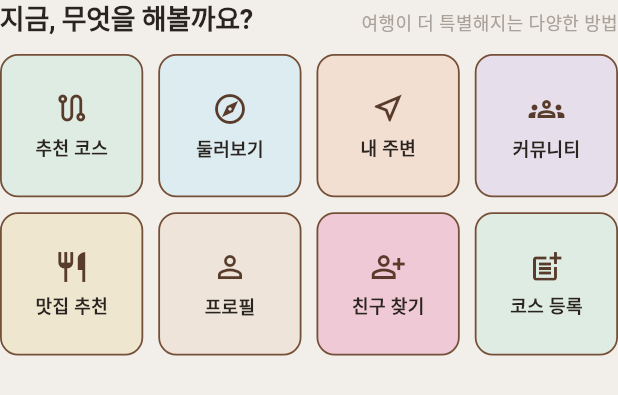
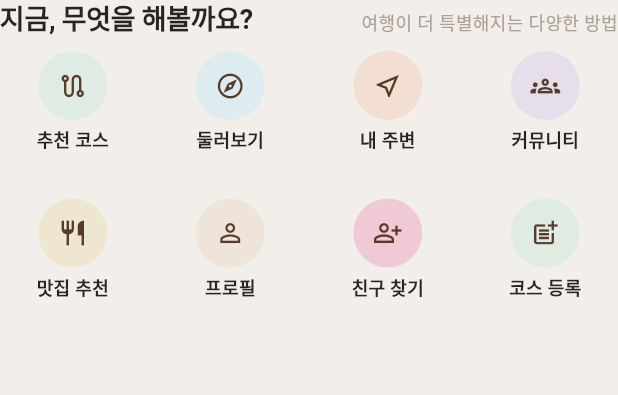
Before and after one commit to junegogo0830/tory, a Flutter app: the QuickActionGrid widget shown alone on an empty page, opened directly, on a phone screen of 412 x 824 dp. Shown: the top 395 px of the screen. Run offline on Flutter 3.47's test engine with Material 3 defaults, Android fonts, the phone set to English and light mode, and no system bars; our stand-ins replace cached_network_image, dio, flutter_riverpod, flutter_secure_storage, geolocator, go_router and 3 more; missing offline and left inert: dart:ui_web, kakao_flutter_sdk_auth, kakao_flutter_sdk_user; accounts and stored records are empty; network calls fail; Roboto replaces fonts that are missing (Pretendard).

Commit message:
Redesign home quick-action grid as compact circular icon buttons
Match the latest mockup: swap square bordered tiles for pastel circular
icon badges with labels below, and shrink overall footprint (smaller
circles, tighter spacing) so the grid isn't too tall vertically.

Co-Authored-By: Claude Sonnet 5 <noreply@anthropic.com>

```diff
--- a/app/lib/features/home/presentation/widgets/quick_action_grid.dart
+++ b/app/lib/features/home/presentation/widgets/quick_action_grid.dart
@@ -3,7 +3,6 @@ import 'package:flutter_riverpod/flutter_riverpod.dart';
 import 'package:geolocator/geolocator.dart';
 import 'package:go_router/go_router.dart';
 import '../../../../core/theme/app_colors.dart';
-import '../../../../core/theme/app_radius.dart';
 import '../../../../core/theme/app_typography.dart';
 import '../../../auth/data/auth_providers.dart';
 
@@ -159,16 +158,17 @@ class QuickActionGrid extends ConsumerWidget {
             ),
           ],
         ),
-        const SizedBox(height: 12),
-        // 목업처럼 화면 좌우 기본 여백만 유지하고(추가 인셋 없이), 정사각형
-        // 타일 4열 x 2행으로 — 칸 사이 간격만으로 크기를 조절한다.
+        const SizedBox(height: 10),
+        // 목업처럼 화면 좌우 기본 여백만 유지하고(추가 인셋 없이), 원형
+        // 아이콘 배지 + 아래 라벨 형태로 4열 x 2행 — 카드 배경/테두리 없이
+        // 아이콘 배지 자체만 파스텔 색으로 채운다.
         GridView.count(
           crossAxisCount: 4,
           shrinkWrap: true,
           physics: const NeverScrollableScrollPhysics(),
-          crossAxisSpacing: 10,
-          mainAxisSpacing: 10,
-          childAspectRatio: 1,
+          crossAxisSpacing: 8,
+          mainAxisSpacing: 6,
+          childAspectRatio: 1.05,
           children: [for (final action in _quickActions) _QuickActionTile(action: action)],
         ),
       ],
@@ -185,19 +185,18 @@ class _QuickActionTile extends ConsumerWidget {
   Widget build(BuildContext context, WidgetRef ref) {
     return InkWell(
       onTap: () => action.onTap(context, ref),
-      borderRadius: BorderRadius.circular(AppRadius.tile),
-      child: Container(
-        decoration: BoxDecoration(
-          color: action.color,
-          borderRadius: BorderRadius.circular(AppRadius.tile),
-          border: Border.all(color: AppColors.accent, width: 1.2),
-        ),
-        alignment: Alignment.center,
+      borderRadius: BorderRadius.circular(32),
       child: Column(
         mainAxisSize: MainAxisSize.min,
         children: [
-            Icon(action.icon, color: AppColors.accentDeep, size: 24),
-            const SizedBox(height: 6),
+          Container(
+            width: 46,
+            height: 46,
+            decoration: BoxDecoration(color: action.color, shape: BoxShape.circle),
+            alignment: Alignment.center,
+            child: Icon(action.icon, color: AppColors.accentDeep, size: 20),
+          ),
+          const SizedBox(height: 5),
           Text(
             action.label,
             style: AppTypography.caption.copyWith(color: AppColors.ink, fontSize: 12, fontWeight: FontWeight.w600),
@@ -206,7 +205,6 @@ class _QuickActionTile extends ConsumerWidget {
           ),
         ],
       ),
-      ),
     );
   }
 }
```
Lines whose indentation alone changed are shown as unchanged.
